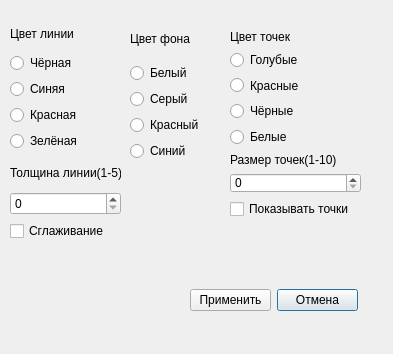
First picture: the form in myClient/viewsetting.ui, repository ngorodnyansky/signal_analyzing, before the edit.
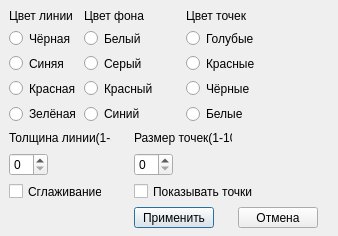
Second picture: the form after the edit.

Commit message: Добавлена возможность изменения размера главного окна.

```diff
--- a/myClient/viewsetting.ui
+++ b/myClient/viewsetting.ui
@@ -6,49 +6,23 @@
    <rect>
     <x>0</x>
     <y>0</y>
-    <width>393</width>
-    <height>354</height>
+    <width>338</width>
+    <height>236</height>
    </rect>
   </property>
   <property name="windowTitle">
    <string>Dialog</string>
   </property>
-  <widget class="QWidget" name="gridLayoutWidget">
+  <widget class="QWidget" name="">
    <property name="geometry">
     <rect>
-     <x>190</x>
-     <y>260</y>
-     <width>168</width>
-     <height>80</height>
+     <x>9</x>
+     <y>9</y>
+     <width>69</width>
+     <height>115</height>
     </rect>
    </property>
-   <layout class="QGridLayout" name="gridLayout">
-    <item row="0" column="1">
-     <widget class="QPushButton" name="cancel">
-      <property name="text">
-       <string>Отмена</string>
-      </property>
-     </widget>
-    </item>
-    <item row="0" column="0">
-     <widget class="QPushButton" name="apply">
-      <property name="text">
-       <string>Применить</string>
-      </property>
-     </widget>
-    </item>
-   </layout>
-  </widget>
-  <widget class="QWidget" name="verticalLayoutWidget">
-   <property name="geometry">
-    <rect>
-     <x>10</x>
-     <y>20</y>
-     <width>101</width>
-     <height>131</height>
-    </rect>
-   </property>
-   <layout class="QVBoxLayout" name="verticalLayout">
+   <layout class="QVBoxLayout" name="verticalLayout_3">
     <item>
      <widget class="QLabel" name="label">
       <property name="text">
@@ -86,46 +60,17 @@
     </item>
    </layout>
   </widget>
-  <widget class="QWidget" name="verticalLayoutWidget_2">
+  <widget class="QWidget" name="">
    <property name="geometry">
     <rect>
-     <x>10</x>
-     <y>160</y>
-     <width>111</width>
-     <height>81</height>
+     <x>84</x>
+     <y>9</y>
+     <width>71</width>
+     <height>115</height>
     </rect>
    </property>
    <layout class="QVBoxLayout" name="verticalLayout_2">
     <item>
-     <widget class="QLabel" name="label_2">
-      <property name="text">
-       <string>Толщина линии(1-5)</string>
-      </property>
-     </widget>
-    </item>
-    <item>
-     <widget class="QSpinBox" name="size_spinBox"/>
-    </item>
-    <item>
-     <widget class="QCheckBox" name="antialiasing_acheckBox">
-      <property name="text">
-       <string>Сглаживание</string>
-      </property>
-     </widget>
-    </item>
-   </layout>
-  </widget>
-  <widget class="QWidget" name="verticalLayoutWidget_3">
-   <property name="geometry">
-    <rect>
-     <x>130</x>
-     <y>20</y>
-     <width>86</width>
-     <height>141</height>
-    </rect>
-   </property>
-   <layout class="QVBoxLayout" name="verticalLayout_3">
-    <item>
      <widget class="QLabel" name="label_3">
       <property name="text">
        <string>Цвет фона</string>
@@ -162,16 +107,16 @@
     </item>
    </layout>
   </widget>
-  <widget class="QWidget" name="verticalLayoutWidget_4">
+  <widget class="QWidget" name="">
    <property name="geometry">
     <rect>
-     <x>230</x>
-     <y>30</y>
-     <width>131</width>
-     <height>188</height>
+     <x>186</x>
+     <y>9</y>
+     <width>71</width>
+     <height>115</height>
     </rect>
    </property>
-   <layout class="QVBoxLayout" name="verticalLayout_4">
+   <layout class="QVBoxLayout" name="verticalLayout">
     <item>
      <widget class="QLabel" name="label_4">
       <property name="text">
@@ -207,25 +152,106 @@
       </property>
      </widget>
     </item>
-    <item>
-     <widget class="QLabel" name="label_5">
-      <property name="text">
-       <string>Размер точек(1-10)</string>
-      </property>
-     </widget>
-    </item>
-    <item>
-     <widget class="QSpinBox" name="pointsSize_spinBox"/>
-    </item>
-    <item>
-     <widget class="QCheckBox" name="viewPoints_checkBox">
-      <property name="text">
-       <string>Показывать точки</string>
-      </property>
-     </widget>
-    </item>
    </layout>
   </widget>
+  <widget class="QLabel" name="label_2">
+   <property name="geometry">
+    <rect>
+     <x>9</x>
+     <y>130</y>
+     <width>102</width>
+     <height>16</height>
+    </rect>
+   </property>
+   <property name="text">
+    <string>Толщина линии(1-5)</string>
+   </property>
+  </widget>
+  <widget class="QLabel" name="label_5">
+   <property name="geometry">
+    <rect>
+     <x>134</x>
+     <y>130</y>
+     <width>98</width>
+     <height>16</height>
+    </rect>
+   </property>
+   <property name="text">
+    <string>Размер точек(1-10)</string>
+   </property>
+  </widget>
+  <widget class="QSpinBox" name="size_spinBox">
+   <property name="geometry">
+    <rect>
+     <x>9</x>
+     <y>153</y>
+     <width>39</width>
+     <height>23</height>
+    </rect>
+   </property>
+  </widget>
+  <widget class="QSpinBox" name="pointsSize_spinBox">
+   <property name="geometry">
+    <rect>
+     <x>134</x>
+     <y>153</y>
+     <width>39</width>
+     <height>23</height>
+    </rect>
+   </property>
+  </widget>
+  <widget class="QCheckBox" name="antialiasing_acheckBox">
+   <property name="geometry">
+    <rect>
+     <x>9</x>
+     <y>182</y>
+     <width>93</width>
+     <height>19</height>
+    </rect>
+   </property>
+   <property name="text">
+    <string>Сглаживание</string>
+   </property>
+  </widget>
+  <widget class="QCheckBox" name="viewPoints_checkBox">
+   <property name="geometry">
+    <rect>
+     <x>134</x>
+     <y>182</y>
+     <width>120</width>
+     <height>19</height>
+    </rect>
+   </property>
+   <property name="text">
+    <string>Показывать точки</string>
+   </property>
+  </widget>
+  <widget class="QPushButton" name="apply">
+   <property name="geometry">
+    <rect>
+     <x>134</x>
+     <y>207</y>
+     <width>80</width>
+     <height>21</height>
+    </rect>
+   </property>
+   <property name="text">
+    <string>Применить</string>
+   </property>
+  </widget>
+  <widget class="QPushButton" name="cancel">
+   <property name="geometry">
+    <rect>
+     <x>238</x>
+     <y>207</y>
+     <width>80</width>
+     <height>21</height>
+    </rect>
+   </property>
+   <property name="text">
+    <string>Отмена</string>
+   </property>
+  </widget>
  </widget>
  <resources/>
  <connections/>
```
Left out of the diff: 3 changed lines with no effect on the pictures. The commit also changes 4 other files.
